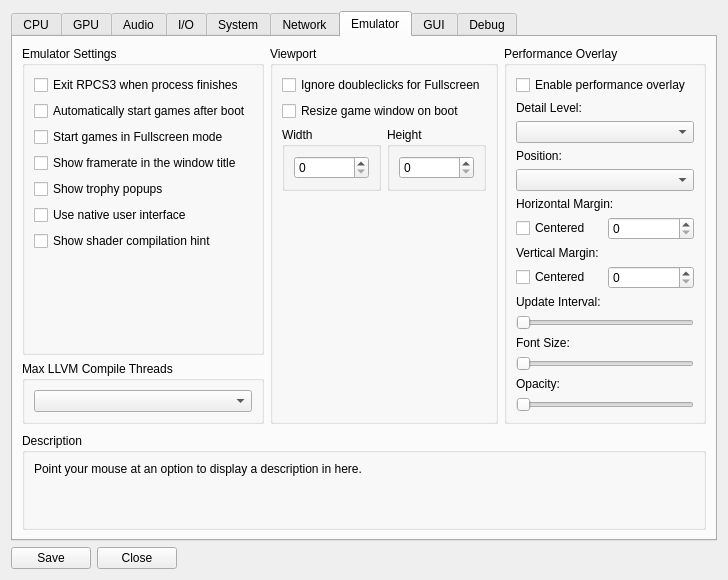
The window that rpcs3/rpcs3qt/settings_dialog.ui (RPCS3/rpcs3) describes before a commit, drawn with Qt 5.
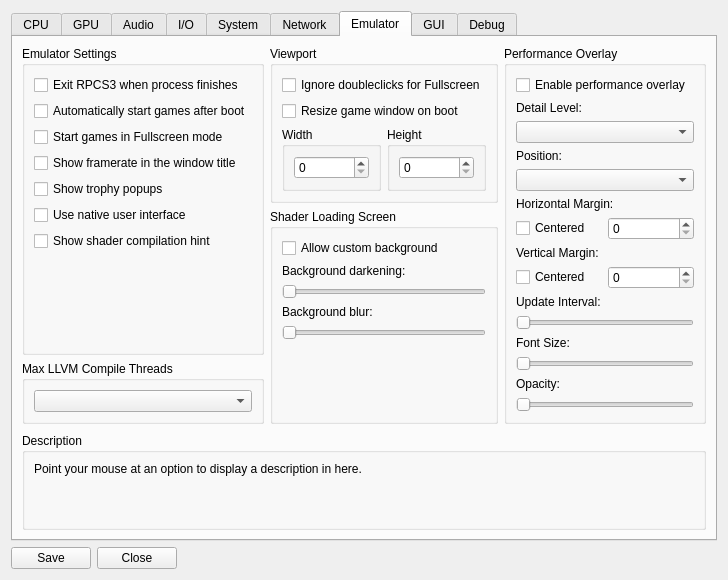
The same window after the commit. The open tabs and pages were chosen to show the change. Icons and pictures are not drawn.

Commit message: Qt: Add shader loading screen options to the settings dialog

The edit to the form file:
```diff
--- a/rpcs3/rpcs3qt/settings_dialog.ui
+++ b/rpcs3/rpcs3qt/settings_dialog.ui
@@ -1383,6 +1383,50 @@
                 </item>
                </layout>
               </item>
+             </layout>
+            </widget>
+           </item>
+           <item>
+            <widget class="QGroupBox" name="groupBox_3">
+             <property name="title">
+              <string>Shader Loading Screen</string>
+             </property>
+             <layout class="QVBoxLayout" name="verticalLayout_70">
+              <item>
+               <widget class="QCheckBox" name="shaderLoadBgEnabled">
+                <property name="text">
+                 <string>Allow custom background</string>
+                </property>
+               </widget>
+              </item>
+              <item>
+               <widget class="QLabel" name="label_shaderLoadBgDarkening">
+                <property name="text">
+                 <string>Background darkening:</string>
+                </property>
+               </widget>
+              </item>
+              <item>
+               <widget class="QSlider" name="shaderLoadBgDarkening">
+                <property name="orientation">
+                 <enum>Qt::Horizontal</enum>
+                </property>
+               </widget>
+              </item>
+              <item>
+               <widget class="QLabel" name="label_shaderLoadBgBlur">
+                <property name="text">
+                 <string>Background blur:</string>
+                </property>
+               </widget>
+              </item>
+              <item>
+               <widget class="QSlider" name="shaderLoadBgBlur">
+                <property name="orientation">
+                 <enum>Qt::Horizontal</enum>
+                </property>
+               </widget>
+              </item>
               <item>
                <spacer name="verticalSpacer_14">
                 <property name="orientation">
```
The commit also changes 3 other files.
